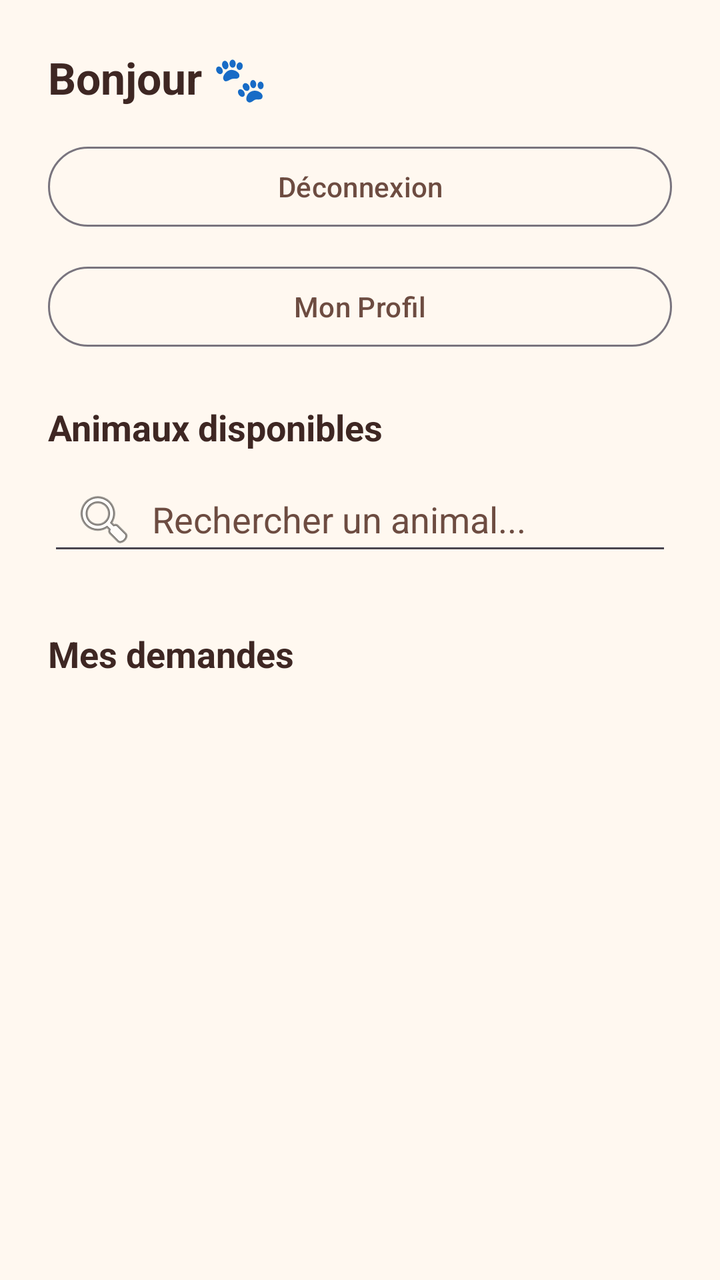
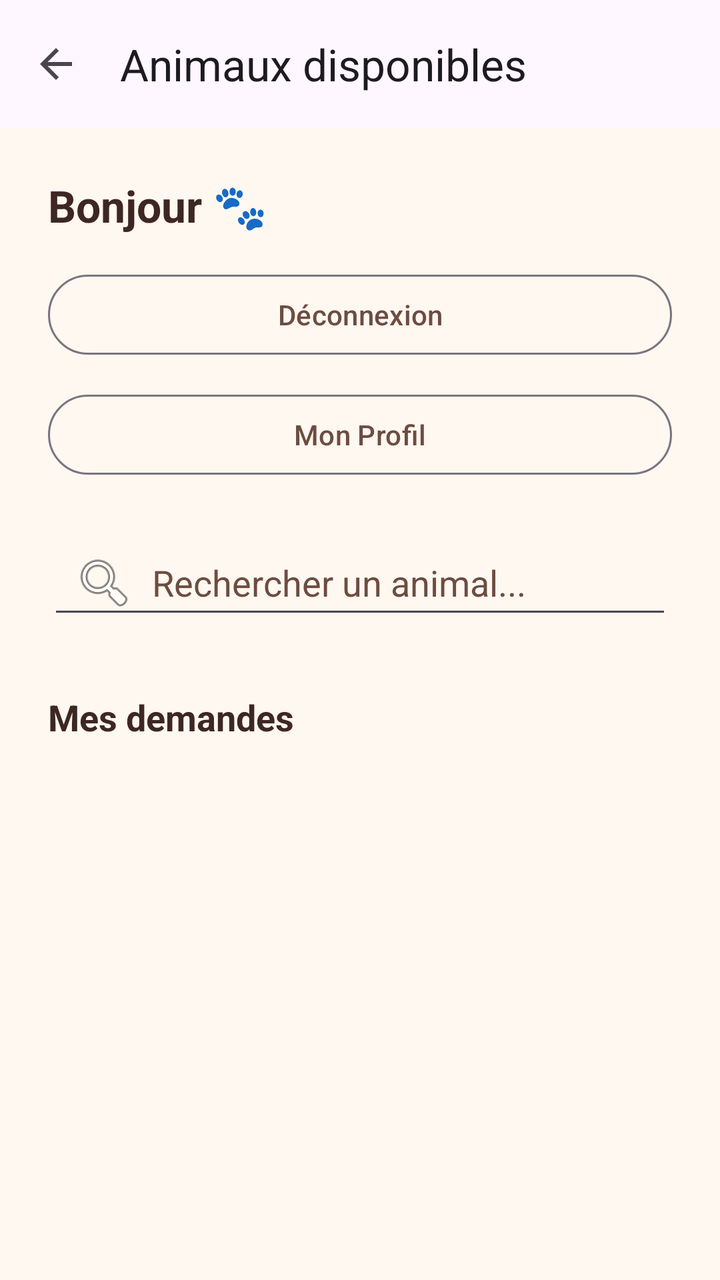

Before-and-after screenshots of an Android layout around one commit, followed by the original layout XML and the change that was made.
<!-- AndroidManifest.xml: application theme Theme.WorkshopPetShelter -->
<!-- res/layout/activity_user_dashboard.xml -->
<ScrollView xmlns:android="http://schemas.android.com/apk/res/android"
    android:layout_width="match_parent"
    android:layout_height="match_parent"
    android:background="@color/app_background"
    android:fillViewport="true">

    <LinearLayout
        android:layout_width="match_parent"
        android:layout_height="wrap_content"
        android:animateLayoutChanges="true"
        android:orientation="vertical"
        android:padding="24dp">

        <TextView
            android:id="@+id/tvGreeting"
            android:layout_width="match_parent"
            android:layout_height="wrap_content"
            android:text="@string/greeting_user_empty"
            android:textColor="@color/text_primary"
            android:textSize="22sp"
            android:textStyle="bold" />

        <com.google.android.material.button.MaterialButton
            android:id="@+id/btnLogout"
            style="@style/Widget.Material3.Button.OutlinedButton"
            android:layout_width="match_parent"
            android:layout_height="wrap_content"
            android:layout_marginTop="16dp"
            android:text="@string/logout"
            android:textColor="@color/accent" />

        
        <com.google.android.material.button.MaterialButton
            android:id="@+id/btnProfile"
            style="@style/Widget.Material3.Button.OutlinedButton"
            android:layout_width="match_parent"
            android:layout_height="wrap_content"
            android:layout_marginTop="12dp"
            android:text="@string/profile"
            android:textColor="@color/accent" />

        <TextView
            android:layout_width="match_parent"
            android:layout_height="wrap_content"
            android:layout_marginTop="24dp"
            android:text="@string/available_pets"
            android:textColor="@color/text_primary"
            android:textSize="18sp"
            android:textStyle="bold" />

        
        <EditText
            android:id="@+id/etSearchAvailable"
            android:layout_width="match_parent"
            android:layout_height="wrap_content"
            android:layout_marginTop="8dp"
            android:drawableStart="@android:drawable/ic_menu_search"
            android:drawablePadding="8dp"
            android:hint="@string/search_hint"
            android:inputType="text"
            android:paddingStart="12dp"
            android:singleLine="true"
            android:textColor="@color/text_primary"
            android:textColorHint="@color/accent" />

        
        <ListView
            android:id="@+id/lvAvailablePets"
            android:layout_width="match_parent"
            android:layout_height="wrap_content"
            android:layout_marginTop="8dp"
            android:nestedScrollingEnabled="false" />

        
        <TextView
            android:id="@+id/tvEmptyAvailable"
            android:layout_width="match_parent"
            android:layout_height="wrap_content"
            android:gravity="center"
            android:padding="16dp"
            android:text="@string/empty_available_pets"
            android:textColor="@color/text_primary"
            android:textStyle="italic"
            android:visibility="gone" />

        <TextView
            android:layout_width="match_parent"
            android:layout_height="wrap_content"
            android:layout_marginTop="24dp"
            android:text="@string/my_requests"
            android:textColor="@color/text_primary"
            android:textSize="18sp"
            android:textStyle="bold" />

        <ListView
            android:id="@+id/lvMyRequests"
            android:layout_width="match_parent"
            android:layout_height="wrap_content"
            android:layout_marginBottom="16dp"
            android:nestedScrollingEnabled="false" />

        <TextView
            android:id="@+id/tvEmptyRequests"
            android:layout_width="match_parent"
            android:layout_height="wrap_content"
            android:gravity="center"
            android:padding="16dp"
            android:text="@string/empty_requests"
            android:textColor="@color/text_primary"
            android:textStyle="italic"
            android:visibility="gone" />

    </LinearLayout>

</ScrollView>
<!-- resources referenced by this layout -->
<resources>
  <color name="accent">#6D4C41</color>
  <color name="app_background">#FFF8F0</color>
  <color name="text_primary">#3E2723</color>
  <string name="available_pets">Animaux disponibles</string>
  <string name="empty_available_pets">Aucun animal disponible.</string>
  <string name="empty_requests">Aucune demande.</string>
  <string name="greeting_user_empty">Bonjour 🐾</string>
  <string name="logout">Déconnexion</string>
  <string name="my_requests">Mes demandes</string>
  <string name="profile">Mon Profil</string>
  <string name="search_hint">Rechercher un animal...</string>
  <style name="Theme.WorkshopPetShelter" parent="Theme.Material3.DayNight.NoActionBar" />
</resources>

<!-- the commit's change to res/layout/activity_user_dashboard.xml (unified diff, before → after) -->
@@ -1,115 +1,123 @@
-<ScrollView xmlns:android="http://schemas.android.com/apk/res/android"
+<LinearLayout xmlns:android="http://schemas.android.com/apk/res/android"
+    xmlns:app="http://schemas.android.com/apk/res-auto"
     android:layout_width="match_parent"
     android:layout_height="match_parent"
     android:background="@color/app_background"
-    android:fillViewport="true">
+    android:orientation="vertical">
 
-    <LinearLayout
+    <com.google.android.material.appbar.MaterialToolbar
+        android:id="@+id/toolbar"
         android:layout_width="match_parent"
-        android:layout_height="wrap_content"
-        android:animateLayoutChanges="true"
-        android:orientation="vertical"
-        android:padding="24dp">
+        android:layout_height="?attr/actionBarSize"
+        android:background="?attr/colorSurface"
+        app:navigationIcon="@drawable/ic_arrow_back"
+        app:title="@string/available_pets" />
 
-        <TextView
-            android:id="@+id/tvGreeting"
+    <ScrollView
+        android:layout_width="match_parent"
+        android:layout_height="0dp"
+        android:layout_weight="1"
+        android:fillViewport="true">
+
+        <LinearLayout
             android:layout_width="match_parent"
             android:layout_height="wrap_content"
-            android:text="@string/greeting_user_empty"
-            android:textColor="@color/text_primary"
-            android:textSize="22sp"
-            android:textStyle="bold" />
+            android:animateLayoutChanges="true"
+            android:orientation="vertical"
+            android:padding="24dp">
 
-        <com.google.android.material.button.MaterialButton
-            android:id="@+id/btnLogout"
-            style="@style/Widget.Material3.Button.OutlinedButton"
-            android:layout_width="match_parent"
-            android:layout_height="wrap_content"
-            android:layout_marginTop="16dp"
-            android:text="@string/logout"
-            android:textColor="@color/accent" />
+            <TextView
+                android:id="@+id/tvGreeting"
+                android:layout_width="match_parent"
+                android:layout_height="wrap_content"
+                android:text="@string/greeting_user_empty"
+                android:textColor="@color/text_primary"
+                android:textSize="22sp"
+                android:textStyle="bold" />
 
-        
-        <com.google.android.material.button.MaterialButton
-            android:id="@+id/btnProfile"
-            style="@style/Widget.Material3.Button.OutlinedButton"
-            android:layout_width="match_parent"
-            android:layout_height="wrap_content"
-            android:layout_marginTop="12dp"
-            android:text="@string/profile"
-            android:textColor="@color/accent" />
+            <com.google.android.material.button.MaterialButton
+                android:id="@+id/btnLogout"
+                style="@style/Widget.Material3.Button.OutlinedButton"
+                android:layout_width="match_parent"
+                android:layout_height="wrap_content"
+                android:layout_marginTop="16dp"
+                android:text="@string/logout"
+                android:textColor="@color/accent" />
 
-        <TextView
-            android:layout_width="match_parent"
-            android:layout_height="wrap_content"
-            android:layout_marginTop="24dp"
-            android:text="@string/available_pets"
-            android:textColor="@color/text_primary"
-            android:textSize="18sp"
-            android:textStyle="bold" />
+            
+            <com.google.android.material.button.MaterialButton
+                android:id="@+id/btnProfile"
+                style="@style/Widget.Material3.Button.OutlinedButton"
+                android:layout_width="match_parent"
+                android:layout_height="wrap_content"
+                android:layout_marginTop="12dp"
+                android:text="@string/profile"
+                android:textColor="@color/accent" />
 
-        
-        <EditText
-            android:id="@+id/etSearchAvailable"
-            android:layout_width="match_parent"
-            android:layout_height="wrap_content"
-            android:layout_marginTop="8dp"
-            android:drawableStart="@android:drawable/ic_menu_search"
-            android:drawablePadding="8dp"
-            android:hint="@string/search_hint"
-            android:inputType="text"
-            android:paddingStart="12dp"
-            android:singleLine="true"
-            android:textColor="@color/text_primary"
-            android:textColorHint="@color/accent" />
+            
+            <EditText
+                android:id="@+id/etSearchAvailable"
+                android:layout_width="match_parent"
+                android:layout_height="wrap_content"
+                android:layout_marginTop="24dp"
+                android:drawableStart="@android:drawable/ic_menu_search"
+                android:drawablePadding="8dp"
+                android:hint="@string/search_hint"
+                android:inputType="text"
+                android:paddingStart="12dp"
+                android:singleLine="true"
+                android:textColor="@color/text_primary"
+                android:textColorHint="@color/accent" />
 
-        
-        <ListView
-            android:id="@+id/lvAvailablePets"
-            android:layout_width="match_parent"
-            android:layout_height="wrap_content"
-            android:layout_marginTop="8dp"
-            android:nestedScrollingEnabled="false" />
+            
+            <ListView
+                android:id="@+id/lvAvailablePets"
+                android:layout_width="match_parent"
+                android:layout_height="wrap_content"
+                android:layout_marginTop="8dp"
+                android:nestedScrollingEnabled="false" />
 
-        
-        <TextView
-            android:id="@+id/tvEmptyAvailable"
-            android:layout_width="match_parent"
-            android:layout_height="wrap_content"
-            android:gravity="center"
-            android:padding="16dp"
-            android:text="@string/empty_available_pets"
-            android:textColor="@color/text_primary"
-            android:textStyle="italic"
-            android:visibility="gone" />
+            
+            <TextView
+                android:id="@+id/tvEmptyAvailable"
+                android:layout_width="match_parent"
+                android:layout_height="wrap_content"
+                android:gravity="center"
+                android:padding="16dp"
+                android:text="@string/empty_available_pets"
+                android:textColor="@color/text_primary"
+                android:textStyle="italic"
+                android:visibility="gone" />
 
-        <TextView
-            android:layout_width="match_parent"
-            android:layout_height="wrap_content"
-            android:layout_marginTop="24dp"
-            android:text="@string/my_requests"
-            android:textColor="@color/text_primary"
-            android:textSize="18sp"
-            android:textStyle="bold" />
+            <TextView
+                android:layout_width="match_parent"
+                android:layout_height="wrap_content"
+                android:layout_marginTop="24dp"
+                android:text="@string/my_requests"
+                android:textColor="@color/text_primary"
+                android:textSize="18sp"
+                android:textStyle="bold" />
 
-        <ListView
-            android:id="@+id/lvMyRequests"
-            android:layout_width="match_parent"
-            android:layout_height="wrap_content"
-            android:layout_marginBottom="16dp"
-            android:nestedScrollingEnabled="false" />
+            <ListView
+                android:id="@+id/lvMyRequests"
+                android:layout_width="match_parent"
+                android:layout_height="wrap_content"
+                android:layout_marginBottom="16dp"
+                android:nestedScrollingEnabled="false" />
 
-        <TextView
-            android:id="@+id/tvEmptyRequests"
-            android:layout_width="match_parent"
-            android:layout_height="wrap_content"
-            android:gravity="center"
-            android:padding="16dp"
-            android:text="@string/empty_requests"
-            android:textColor="@color/text_primary"
-            android:textStyle="italic"
-            android:visibility="gone" />
+            <TextView
+                android:id="@+id/tvEmptyRequests"
+                android:layout_width="match_parent"
+                android:layout_height="wrap_content"
+                android:gravity="center"
+                android:padding="16dp"
+                android:text="@string/empty_requests"
+                android:textColor="@color/text_primary"
+                android:textStyle="italic"
+                android:visibility="gone" />
 
-    </LinearLayout>
+        </LinearLayout>
 
-</ScrollView>
+    </ScrollView>
+
+</LinearLayout>
<!-- resource entries referenced after the edit -->
@@ -3,6 +3,17 @@
   <color name="accent">#6D4C41</color>
   <color name="app_background">#FFF8F0</color>
   <color name="text_primary">#3E2723</color>
+  <!-- drawable ic_arrow_back (drawable) -->
+  <vector xmlns:android="http://schemas.android.com/apk/res/android"
+      android:width="24dp"
+      android:height="24dp"
+      android:viewportWidth="24"
+      android:viewportHeight="24"
+      android:autoMirrored="true">
+      <path
+          android:fillColor="?attr/colorControlNormal"
+          android:pathData="M20,11H7.83l5.59,-5.59L12,4l-8,8 8,8 1.41,-1.41L7.83,13H20v-2z" />
+  </vector>
   <string name="available_pets">Animaux disponibles</string>
   <string name="empty_available_pets">Aucun animal disponible.</string>
   <string name="empty_requests">Aucune demande.</string>
